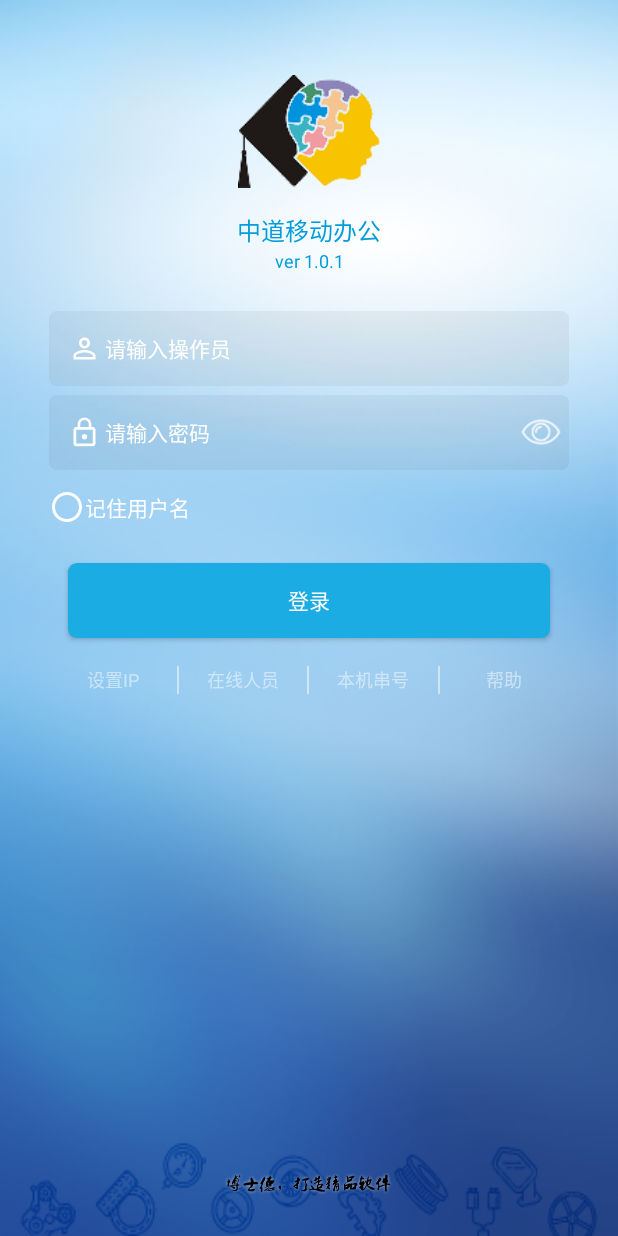
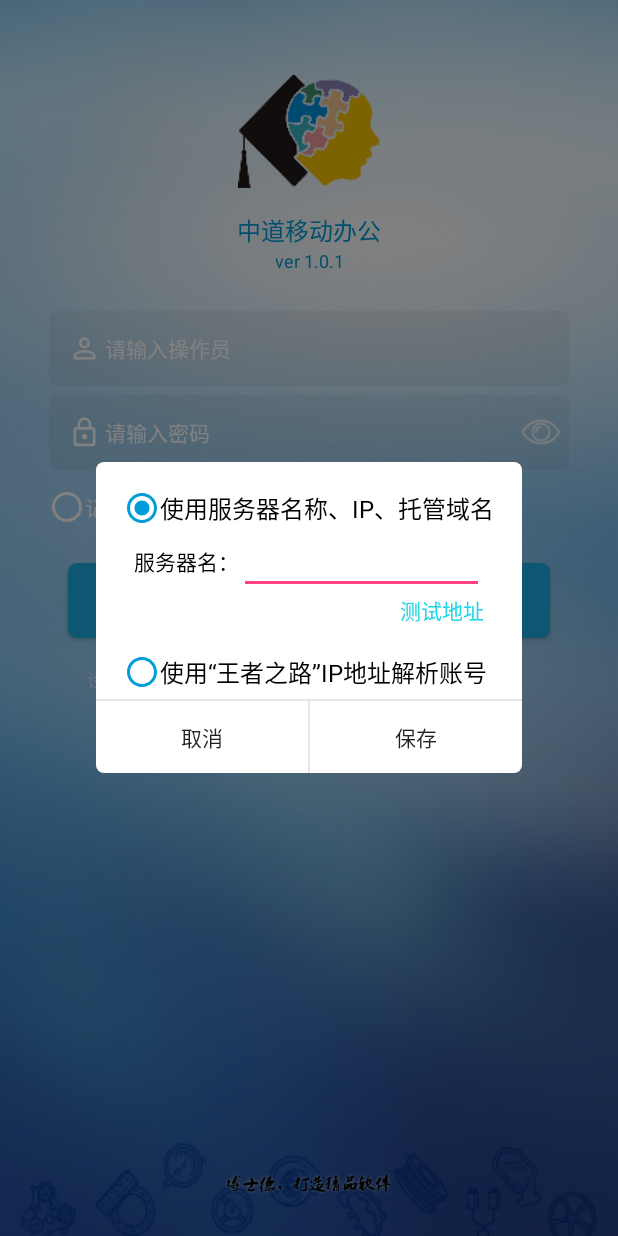
Before and after one commit to njjames/ZDDemo, an Android app: the LoginActivity screen opened directly, with no data from a screen before it, after a tap on "设置IP", on a phone screen of 412 x 824 dp. Run offline under Robolectric (Android 15) with nearby library versions, the phone set to English and light mode, and no system bars; 2 other taps on this screen came first.

Commit message:
完成设置IP对话框的界面和主题

```diff
--- a/app/src/main/java/com/nj/zddemo/ui/activity/LoginActivity.java
+++ b/app/src/main/java/com/nj/zddemo/ui/activity/LoginActivity.java
@@ -1,14 +1,18 @@
 package com.nj.zddemo.ui.activity;
 
+import android.app.Dialog;
 import android.os.Bundle;
 import android.text.Editable;
 import android.text.InputType;
 import android.text.TextUtils;
 import android.text.TextWatcher;
+import android.view.LayoutInflater;
 import android.view.View;
 import android.widget.Button;
+import android.widget.CheckBox;
 import android.widget.EditText;
 import android.widget.ImageView;
+import android.widget.LinearLayout;
 import android.widget.TextView;
 
 import com.nj.zddemo.R;
@@ -28,6 +32,17 @@ public class LoginActivity extends BaseMVPActivity {
     private TextView mOnLine;
     private TextView mIemi;
     private TextView mHelp;
+    private CheckBox mCbSetip1;
+    private CheckBox mCbSetip2;
+    private EditText mLoginServer;
+    private EditText mLoginServerNo;
+    private EditText mLoginServerPass;
+    private EditText mLoginServerPort;
+    private EditText mLoginServerSuffix;
+    private LinearLayout mLlServerNo;
+    private LinearLayout mLlServerPass;
+    private LinearLayout mLlServerPort;
+    private LinearLayout mLlServerSuffix;
 
     @Override
     protected int getLayoutId() {
@@ -85,20 +100,15 @@ public class LoginActivity extends BaseMVPActivity {
     public void onClick(View v) {
         switch (v.getId()) {
             case R.id.iv_clearname: //点击清除操作员名称
-                mLoginName.getText().clear();
+                clearName();
                 break;
             case R.id.iv_showpass: //点击是否显示密码
-                if (mLoginPass.getInputType() == InputType.TYPE_TEXT_VARIATION_PASSWORD + InputType.TYPE_CLASS_TEXT) {
-                    mLoginPass.setInputType(InputType.TYPE_TEXT_VARIATION_VISIBLE_PASSWORD);
-                    mShowPass.setImageResource(R.drawable.eye_on);
-                } else {
-                    mLoginPass.setInputType(InputType.TYPE_TEXT_VARIATION_PASSWORD | InputType.TYPE_CLASS_TEXT);
-                    mShowPass.setImageResource(R.drawable.eye_off);
-                }
+                changePassStatus();
                 break;
             case R.id.btn_login:
                 break;
             case R.id.tv_login_setip:
+                showSetIpDialog();
                 break;
             case R.id.tv_login_online:
                 break;
@@ -108,4 +118,47 @@ public class LoginActivity extends BaseMVPActivity {
                 break;
         }
     }
+
+    /**
+     * 显示设置IP的对话框
+     */
+    private void showSetIpDialog() {
+        View view = LayoutInflater.from(this).inflate(R.layout.setip_dialog_layout, null);
+        Dialog dialog = new Dialog(this, R.style.MyDialog);
+        dialog.setContentView(view);
+        dialog.show();
+
+        mCbSetip1 = view.findViewById(R.id.cb_setip1);
+        mCbSetip2 = view.findViewById(R.id.cb_setip2);
+        mLoginServer = view.findViewById(R.id.et_login_server);
+        mLoginServerNo = view.findViewById(R.id.et_login_server_no);
+        mLoginServerPass = view.findViewById(R.id.et_login_server_pass);
+        mLoginServerPort = view.findViewById(R.id.et_login_server_port);
+        mLoginServerSuffix = view.findViewById(R.id.et_login_server_suffix);
+        mLlServerNo = view.findViewById(R.id.ll_server_no);
+        mLlServerPass = view.findViewById(R.id.ll_server_pass);
+        mLlServerPort = view.findViewById(R.id.ll_server_port);
+        mLlServerSuffix = view.findViewById(R.id.ll_server_suffix);
+
+    }
+
+    /**
+     * 清除操作员名称
+     */
+    private void clearName() {
+        mLoginName.getText().clear();
+    }
+
+    /**
+     * 修改密码的显示状态，是否加密显示
+     */
+    private void changePassStatus() {
+        if (mLoginPass.getInputType() == InputType.TYPE_TEXT_VARIATION_PASSWORD + InputType.TYPE_CLASS_TEXT) {
+            mLoginPass.setInputType(InputType.TYPE_TEXT_VARIATION_VISIBLE_PASSWORD);
+            mShowPass.setImageResource(R.drawable.eye_on);
+        } else {
+            mLoginPass.setInputType(InputType.TYPE_TEXT_VARIATION_PASSWORD | InputType.TYPE_CLASS_TEXT);
+            mShowPass.setImageResource(R.drawable.eye_off);
+        }
+    }
 }
--- /dev/null
+++ b/app/src/main/res/drawable/dialog_bg.xml
@@ -0,0 +1,9 @@
+<?xml version="1.0" encoding="utf-8"?>
+<shape xmlns:android="http://schemas.android.com/apk/res/android"
+    android:shape="rectangle">
+
+    <solid android:color="@android:color/white" />
+
+    <corners android:radius="5dp" />
+
+</shape>
--- /dev/null
+++ b/app/src/main/res/drawable/ic_checkbox_checked_blue.xml
@@ -0,0 +1,9 @@
+<vector xmlns:android="http://schemas.android.com/apk/res/android"
+        android:width="24dp"
+        android:height="24dp"
+        android:viewportWidth="24.0"
+        android:viewportHeight="24.0">
+    <path
+        android:fillColor="#FF009dd9"
+        android:pathData="M12,7c-2.76,0 -5,2.24 -5,5s2.24,5 5,5 5,-2.24 5,-5 -2.24,-5 -5,-5zM12,2C6.48,2 2,6.48 2,12s4.48,10 10,10 10,-4.48 10,-10S17.52,2 12,2zM12,20c-4.42,0 -8,-3.58 -8,-8s3.58,-8 8,-8 8,3.58 8,8 -3.58,8 -8,8z"/>
+</vector>
--- /dev/null
+++ b/app/src/main/res/drawable/ic_checkbox_normal_blue.xml
@@ -0,0 +1,9 @@
+<vector xmlns:android="http://schemas.android.com/apk/res/android"
+        android:width="24dp"
+        android:height="24dp"
+        android:viewportWidth="24.0"
+        android:viewportHeight="24.0">
+    <path
+        android:fillColor="#FF009dd9"
+        android:pathData="M12,2C6.48,2 2,6.48 2,12s4.48,10 10,10 10,-4.48 10,-10S17.52,2 12,2zM12,20c-4.42,0 -8,-3.58 -8,-8s3.58,-8 8,-8 8,3.58 8,8 -3.58,8 -8,8z"/>
+</vector>
--- /dev/null
+++ b/app/src/main/res/drawable/setip_checkbox_selector.xml
@@ -0,0 +1,5 @@
+<?xml version="1.0" encoding="utf-8"?>
+<selector xmlns:android="http://schemas.android.com/apk/res/android">
+    <item android:state_checked="true" android:drawable="@drawable/ic_checkbox_checked_blue" />
+    <item android:drawable="@drawable/ic_checkbox_normal_blue" />
+</selector>
--- a/app/src/main/res/layout/login_activity.xml
+++ b/app/src/main/res/layout/login_activity.xml
@@ -84,7 +84,7 @@
         android:textSize="14sp"
         android:textColor="@android:color/white"
         android:layout_marginTop="@dimen/qb_px_10"
-        style="@style/MyCheckboxButton"/>
+        style="@style/LoginCheckboxButton"/>
 
     <Button
         android:id="@+id/btn_login"
--- /dev/null
+++ b/app/src/main/res/layout/setip_dialog_layout.xml
@@ -0,0 +1,172 @@
+<?xml version="1.0" encoding="utf-8"?>
+<LinearLayout xmlns:android="http://schemas.android.com/apk/res/android"
+    android:orientation="vertical"
+    android:layout_width="match_parent"
+    android:layout_height="match_parent">
+
+    <CheckBox
+        android:id="@+id/cb_setip1"
+        android:layout_width="wrap_content"
+        android:layout_height="wrap_content"
+        android:text="@string/dialog_setip1_text"
+        android:textSize="16sp"
+        android:layout_marginLeft="@dimen/qb_px_15"
+        android:layout_marginRight="@dimen/qb_px_15"
+        android:layout_marginTop="@dimen/qb_px_15"
+        style="@style/SetIpCheckboxButton"
+        android:checked="true"/>
+
+    <LinearLayout
+        android:layout_width="match_parent"
+        android:layout_height="wrap_content"
+        android:orientation="horizontal"
+        android:paddingLeft="@dimen/qb_px_20"
+        android:paddingRight="@dimen/qb_px_20">
+
+        <TextView
+            android:text="@string/dialog_setip1_server_name"
+            style="@style/setup_dialog_textview" />
+
+        <EditText
+            android:id="@+id/et_login_server"
+            android:layout_width="match_parent"
+            android:layout_height="wrap_content"
+            android:maxLines="1"/>
+    </LinearLayout>
+
+    <TextView
+        android:id="@+id/tv_server_test"
+        android:layout_width="wrap_content"
+        android:layout_height="wrap_content"
+        android:text="@string/dialog_setip1_server_test"
+        android:textSize="14sp"
+        android:textColor="@color/colorPrimary"
+        android:layout_gravity="end"
+        android:layout_marginRight="@dimen/qb_px_20"
+        android:layout_marginEnd="@dimen/qb_px_20"/>
+
+    <CheckBox
+        android:id="@+id/cb_setip2"
+        android:layout_width="wrap_content"
+        android:layout_height="wrap_content"
+        android:text="@string/dialog_setip2_text"
+        android:textSize="16sp"
+        android:layout_marginLeft="@dimen/qb_px_15"
+        android:layout_marginRight="@dimen/qb_px_15"
+        android:layout_marginTop="@dimen/qb_px_15"
+        style="@style/SetIpCheckboxButton"/>
+
+    <LinearLayout
+        android:id="@+id/ll_server_no"
+        android:layout_width="match_parent"
+        android:layout_height="wrap_content"
+        android:orientation="horizontal"
+        android:paddingLeft="@dimen/qb_px_20"
+        android:paddingRight="@dimen/qb_px_20"
+        android:visibility="gone" >
+
+        <TextView
+            android:text="@string/dialog_setip2_server_no"
+            style="@style/setup_dialog_textview" />
+
+        <EditText
+            android:id="@+id/et_login_server_no"
+            android:layout_width="match_parent"
+            android:layout_height="wrap_content"
+            android:maxLines="1"/>
+    </LinearLayout>
+
+    <LinearLayout
+        android:id="@+id/ll_server_pass"
+        android:layout_width="match_parent"
+        android:layout_height="wrap_content"
+        android:orientation="horizontal"
+        android:paddingLeft="@dimen/qb_px_20"
+        android:paddingRight="@dimen/qb_px_20"
+        android:visibility="gone">
+
+        <TextView
+            android:text="@string/dialog_setip2_server_pass"
+            style="@style/setup_dialog_textview" />
+
+        <EditText
+            android:id="@+id/et_login_server_pass"
+            android:layout_width="match_parent"
+            android:layout_height="wrap_content"
+            android:maxLines="1"/>
+    </LinearLayout>
+
+    <LinearLayout
+        android:id="@+id/ll_server_port"
+        android:layout_width="match_parent"
+        android:layout_height="wrap_content"
+        android:orientation="horizontal"
+        android:paddingLeft="@dimen/qb_px_20"
+        android:paddingRight="@dimen/qb_px_20"
+        android:visibility="gone">
+
+        <TextView
+            android:text="@string/dialog_setip2_server_port"
+            style="@style/setup_dialog_textview" />
+
+        <EditText
+            android:id="@+id/et_login_server_port"
+            android:layout_width="match_parent"
+            android:layout_height="wrap_content"
+            android:maxLines="1"/>
+    </LinearLayout>
+
+    <LinearLayout
+        android:id="@+id/ll_server_suffix"
+        android:layout_width="match_parent"
+        android:layout_height="wrap_content"
+        android:orientation="horizontal"
+        android:paddingLeft="@dimen/qb_px_20"
+        android:paddingRight="@dimen/qb_px_20"
+        android:visibility="gone">
+
+        <TextView
+            android:text="@string/dialog_setip2_server_suffix"
+            style="@style/setup_dialog_textview" />
+
+        <EditText
+            android:id="@+id/et_login_server_suffix"
+            android:layout_width="match_parent"
+            android:layout_height="wrap_content"
+            android:maxLines="1"/>
+    </LinearLayout>
+
+    <View
+        android:layout_width="match_parent"
+        android:layout_height="1dp"
+        android:background="@color/color_frame"
+        android:layout_marginTop="@dimen/qb_px_5"/>
+
+    <LinearLayout
+        android:layout_width="match_parent"
+        android:layout_height="wrap_content"
+        android:orientation="horizontal">
+
+        <Button
+            android:id="@+id/btn_cancel"
+            android:layout_width="0dp"
+            android:layout_height="wrap_content"
+            android:layout_weight="1"
+            android:text="@string/dialog_setip_cancel_text"
+            android:background="@null"/>
+
+        <View
+            android:layout_width="1dp"
+            android:layout_height="match_parent"
+            android:background="@color/color_frame"/>
+
+        <Button
+            android:id="@+id/btn_save"
+            android:layout_width="0dp"
+            android:layout_height="wrap_content"
+            android:layout_weight="1"
+            android:text="@string/dialog_setip_save_text"
+            android:background="@null"/>
+    </LinearLayout>
+
+</LinearLayout>
--- a/app/src/main/res/values/colors.xml
+++ b/app/src/main/res/values/colors.xml
@@ -1,7 +1,7 @@
 <?xml version="1.0" encoding="utf-8"?>
 <resources>
-    <color name="colorPrimary">#3F51B5</color>
-    <color name="colorPrimaryDark">#303F9F</color>
+    <color name="colorPrimary">#1bd6e5</color>
+    <color name="colorPrimaryDark">#1bd6e5</color>
     <color name="colorAccent">#FF4081</color>
 
 
@@ -10,4 +10,6 @@
     <color name="login_btn_pressed">#008dff</color>
     <color name="login_setting_color">#7fffffff</color>
 
+    <color name="color_frame">#e6e6e6</color>
+
 </resources>
--- a/app/src/main/res/values/strings.xml
+++ b/app/src/main/res/values/strings.xml
@@ -17,4 +17,15 @@
     <string name="login_online_text">在线人员</string>
     <string name="login_imei_text">本机串号</string>
     <string name="login_help_text">帮助</string>
+
+    <string name="dialog_setip1_text">使用服务器名称、IP、托管域名</string>
+    <string name="dialog_setip2_text">使用“王者之路”IP地址解析账号</string>
+    <string name="dialog_setip1_server_name">服务器名：</string>
+    <string name="dialog_setip2_server_no">账号：</string>
+    <string name="dialog_setip2_server_pass">密码：</string>
+    <string name="dialog_setip2_server_port">端口：</string>
+    <string name="dialog_setip2_server_suffix">后缀：</string>
+    <string name="dialog_setip1_server_test">测试地址</string>
+    <string name="dialog_setip_save_text">保存</string>
+    <string name="dialog_setip_cancel_text">取消</string>
 </resources>
--- a/app/src/main/res/values/styles.xml
+++ b/app/src/main/res/values/styles.xml
@@ -19,8 +19,12 @@
         <item name="android:drawablePadding">@dimen/qb_px_2</item>
     </style>
 
-    <style name="MyCheckboxButton" parent="@android:style/Widget.CompoundButton.CheckBox">
+    <style name="LoginCheckboxButton" parent="@android:style/Widget.CompoundButton.CheckBox">
         <item name="android:button">@drawable/login_checkbox_selector</item>
+    </style>
+
+    <style name="SetIpCheckboxButton" parent="@android:style/Widget.CompoundButton.CheckBox">
+        <item name="android:button">@drawable/setip_checkbox_selector</item>
     </style>
 
     <style name="LoginSettingText">
@@ -32,4 +36,20 @@
         <item name="android:gravity">center_horizontal</item>
     </style>
 
+    <style name="MyDialog" parent="@android:style/Theme.Dialog">
+        <item name="android:windowFrame">@null</item>
+        <item name="android:windowIsFloating">true</item>
+        <item name="android:windowNoTitle">true</item>
+        <item name="android:windowBackground">@drawable/dialog_bg</item>
+        <item name="android:backgroundDimEnabled">true</item>
+        <item name="android:backgroundDimAmount">0.5</item>
+    </style>
+
+    <style name="setup_dialog_textview">
+        <item name="android:layout_width">wrap_content</item>
+        <item name="android:layout_height">wrap_content</item>
+        <item name="android:textColor">@android:color/black</item>
+        <item name="android:textSize">14sp</item>
+    </style>
+
 </resources>
```
